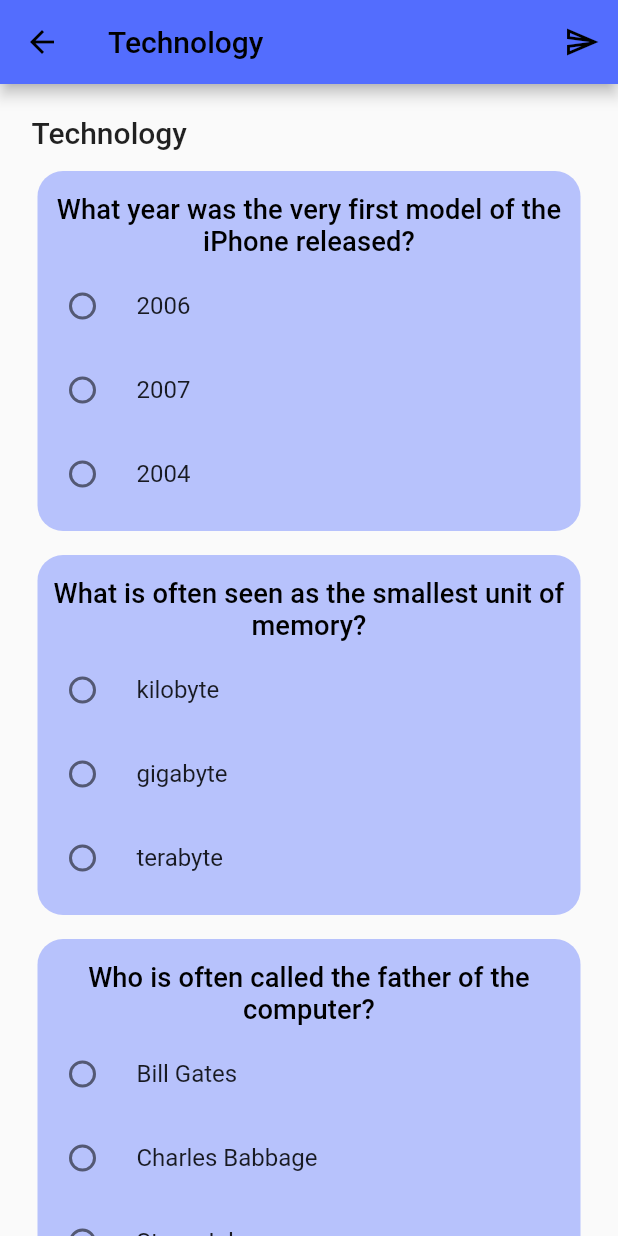
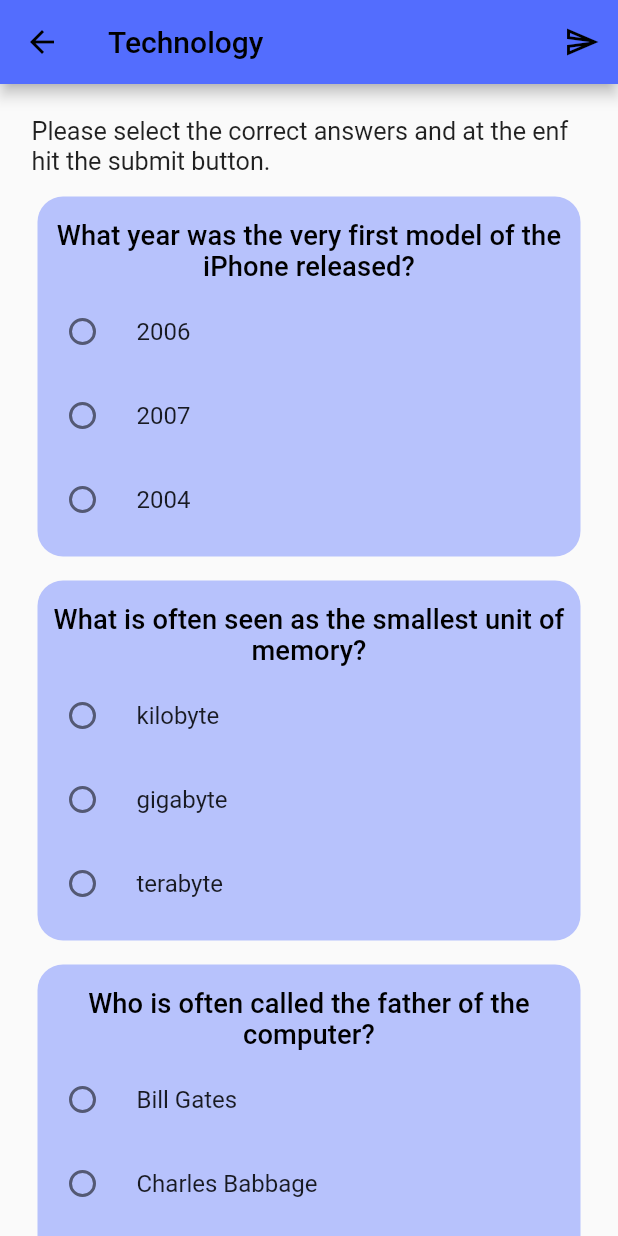
Before and after one commit to RShpd/Quiz_App_Assignment, a Flutter app: the screen it shows after launch, after a tap on "Technology", on a phone screen of 412 x 824 dp. Run offline on Flutter 3.47's test engine with Material 2 defaults, Android fonts, the phone set to English and light mode, and no system bars.

Commit message:
Update detail_page.dart

```diff
--- a/lib/presentation/detail/detail_page.dart
+++ b/lib/presentation/detail/detail_page.dart
@@ -28,64 +28,22 @@ class DetailPage extends StatelessWidget {
                   mainAxisSize: MainAxisSize.min,
                   crossAxisAlignment: CrossAxisAlignment.stretch,
                   children: [
-                    Text(
-                      quiz.title,
-                      style: Theme.of(context).textTheme.headline6,
+                    const Text(
+                      'Please select the correct answers and at the enf hit the submit button.',
+                      textScaleFactor: 1.2,
                     ),
                     ListView.builder(
-                      padding: const EdgeInsets.symmetric(vertical: 6,),
+                      padding: const EdgeInsets.symmetric(
+                        vertical: 6,
+                      ),
                       shrinkWrap: true,
                       physics: const ScrollPhysics(),
                       itemCount: quiz.questions.length,
                       itemBuilder: (context, index) {
                         final Question q = quiz.questions[index];
-                        return Padding(
-                          padding: const EdgeInsets.symmetric(vertical: 4),
-                          child: Card(
-                            color: quiz.color.withOpacity(0.4),
-                            shadowColor: Colors.transparent,
-                            shape: RoundedRectangleBorder(
-                              borderRadius: BorderRadius.circular(17),
-                            ),
-                            child: Padding(
-                              padding: const EdgeInsets.all(10),
-                              child: Column(
-                                children: [
-                                  Padding(
-                                    padding:
-                                        const EdgeInsets.symmetric(vertical: 5),
-                                    child: Text(
-                                      q.question,
-                                      textScaleFactor: 1.3,
-                                      textAlign: TextAlign.center,
-                                      style: Theme.of(context).textTheme.subtitle2,
-                                    ),
-                                  ),
-                                  RadioListTile(
-                                    title: Text(q.possibleAnswers[1]),
-                                    contentPadding: EdgeInsets.zero,
-                                    value: q.possibleAnswers[1],
-                                    groupValue: '',
-                                    onChanged: (option) {},
-                                  ),
-                                  RadioListTile(
-                                    title: Text(q.possibleAnswers[2]),
-                                    value: q.possibleAnswers[2],
-                                    contentPadding: EdgeInsets.zero,
-                                    groupValue: '',
-                                    onChanged: (option) {},
-                                  ),
-                                  RadioListTile(
-                                    title: Text(q.possibleAnswers[3]),
-                                    value: q.possibleAnswers[3],
-                                    contentPadding: EdgeInsets.zero,
-                                    groupValue: '',
-                                    onChanged: (option) {},
-                                  ),
-                                ],
-                              ),
-                            ),
-                          ),
+                        return RadioListTileWidget(
+                          question: q,
+                          color: quiz.color,
                         );
                       },
                     ),
@@ -99,3 +57,68 @@ class DetailPage extends StatelessWidget {
     );
   }
 }
+
+class RadioListTileWidget extends StatefulWidget {
+  final Color color;
+  final Question question;
+
+  const RadioListTileWidget(
+      {Key? key, required this.color, required this.question})
+      : super(key: key);
+
+  @override
+  _RadioListTileWidgetState createState() => _RadioListTileWidgetState();
+}
+
+class _RadioListTileWidgetState extends State<RadioListTileWidget> {
+  @override
+  Widget build(BuildContext context) {
+    return Padding(
+      padding: const EdgeInsets.symmetric(vertical: 4),
+      child: Card(
+        color: widget.color.withOpacity(0.4),
+        shadowColor: Colors.transparent,
+        shape: RoundedRectangleBorder(
+          borderRadius: BorderRadius.circular(17),
+        ),
+        child: Padding(
+          padding: const EdgeInsets.all(10),
+          child: Column(
+            children: [
+              Padding(
+                padding: const EdgeInsets.symmetric(vertical: 5),
+                child: Text(
+                  widget.question.question,
+                  textScaleFactor: 1.3,
+                  textAlign: TextAlign.center,
+                  style: Theme.of(context).textTheme.subtitle2,
+                ),
+              ),
+              RadioListTile(
+                title: Text(widget.question.possibleAnswers[1]),
+                contentPadding: EdgeInsets.zero,
+                value: widget.question.possibleAnswers[1],
+                groupValue: '',
+                onChanged: (option) {},
+              ),
+              RadioListTile(
+                title: Text(widget.question.possibleAnswers[2]),
+                value: widget.question.possibleAnswers[2],
+                contentPadding: EdgeInsets.zero,
+                groupValue: '',
+                onChanged: (option) {},
+              ),
+              RadioListTile(
+                title: Text(widget.question.possibleAnswers[3]),
+                value: widget.question.possibleAnswers[3],
+                contentPadding: EdgeInsets.zero,
+                groupValue: '',
+                onChanged: (option) {},
+              ),
+            ],
+          ),
+        ),
+      ),
+    );
+  }
+}
```
